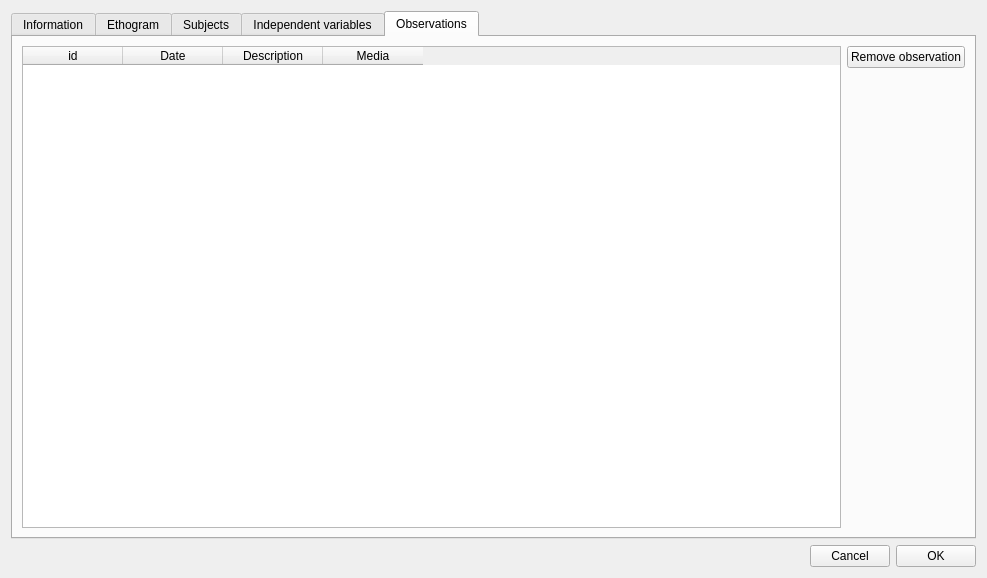
Old version of the form project.ui in the repository olivierfriard/BORIS.
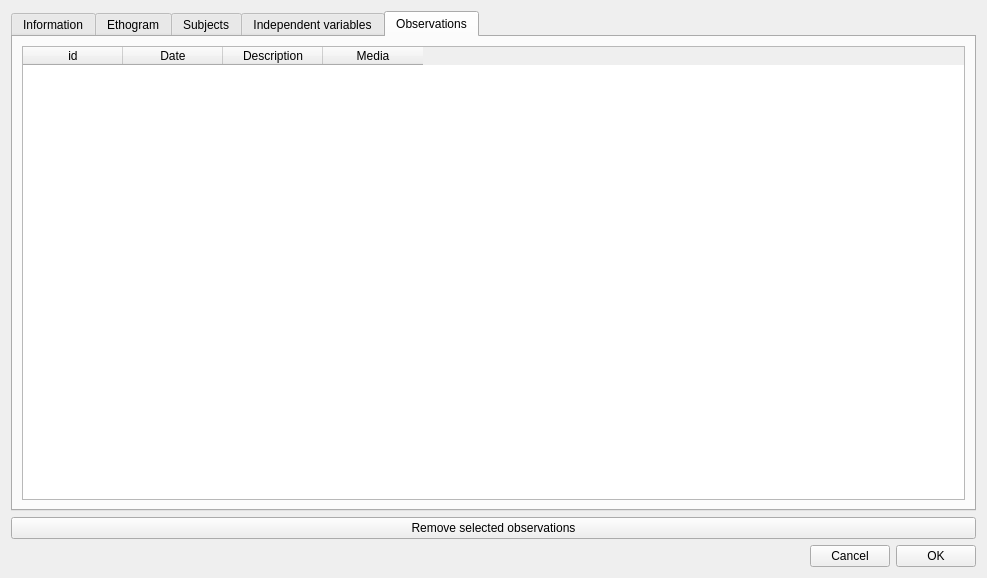
New version of the form.

Commit message: fixed bug in edit project function - dict deepcopy

```diff
--- a/project.ui
+++ b/project.ui
@@ -733,36 +733,19 @@
              </column>
             </widget>
            </item>
-           <item>
-            <layout class="QVBoxLayout" name="verticalLayout">
-             <item>
-              <widget class="QPushButton" name="pbRemoveObservation">
-               <property name="text">
-                <string>Remove observation</string>
-               </property>
-              </widget>
-             </item>
-             <item>
-              <spacer name="verticalSpacer">
-               <property name="orientation">
-                <enum>Qt::Vertical</enum>
-               </property>
-               <property name="sizeHint" stdset="0">
-                <size>
-                 <width>20</width>
-                 <height>40</height>
-                </size>
-               </property>
-              </spacer>
-             </item>
-            </layout>
-           </item>
           </layout>
          </item>
         </layout>
        </widget>
       </widget>
      </item>
+     <item>
+      <widget class="QPushButton" name="pbRemoveObservation">
+       <property name="text">
+        <string>Remove selected observations</string>
+       </property>
+      </widget>
+     </item>
      <item>
       <layout class="QHBoxLayout" name="horizontalLayout_4">
        <item>
```
The commit also changes 2 other files.
